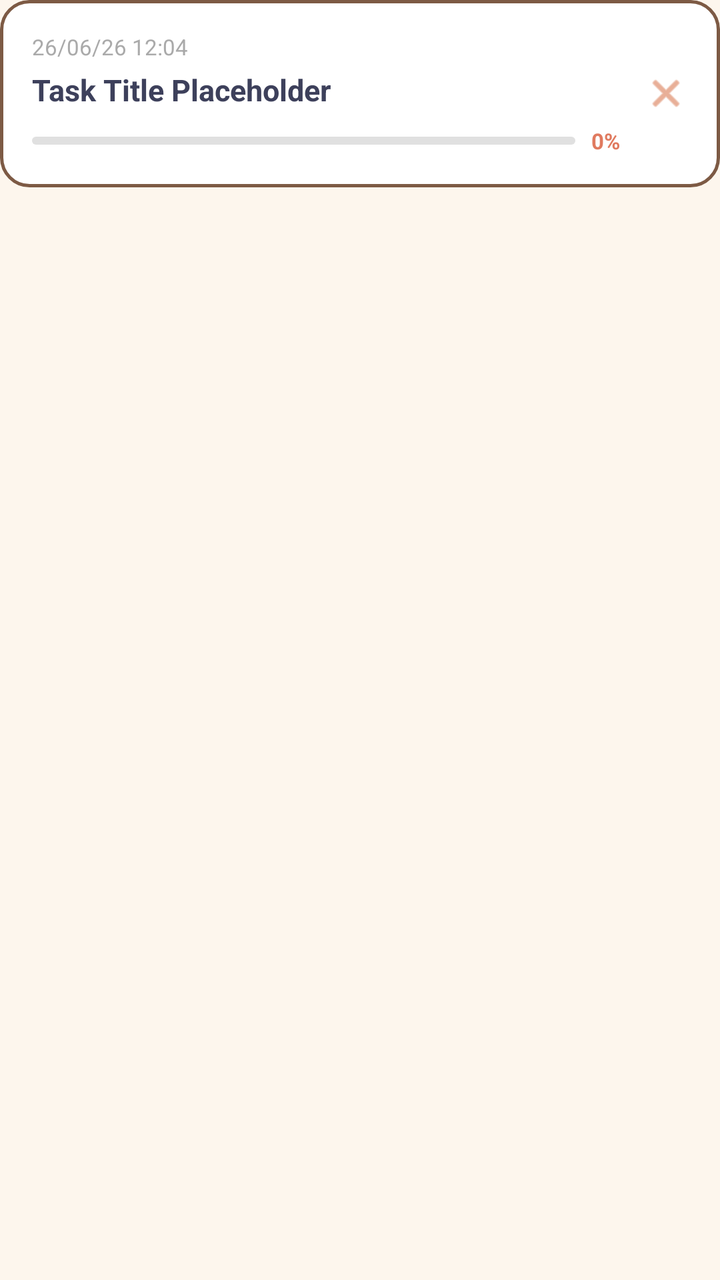
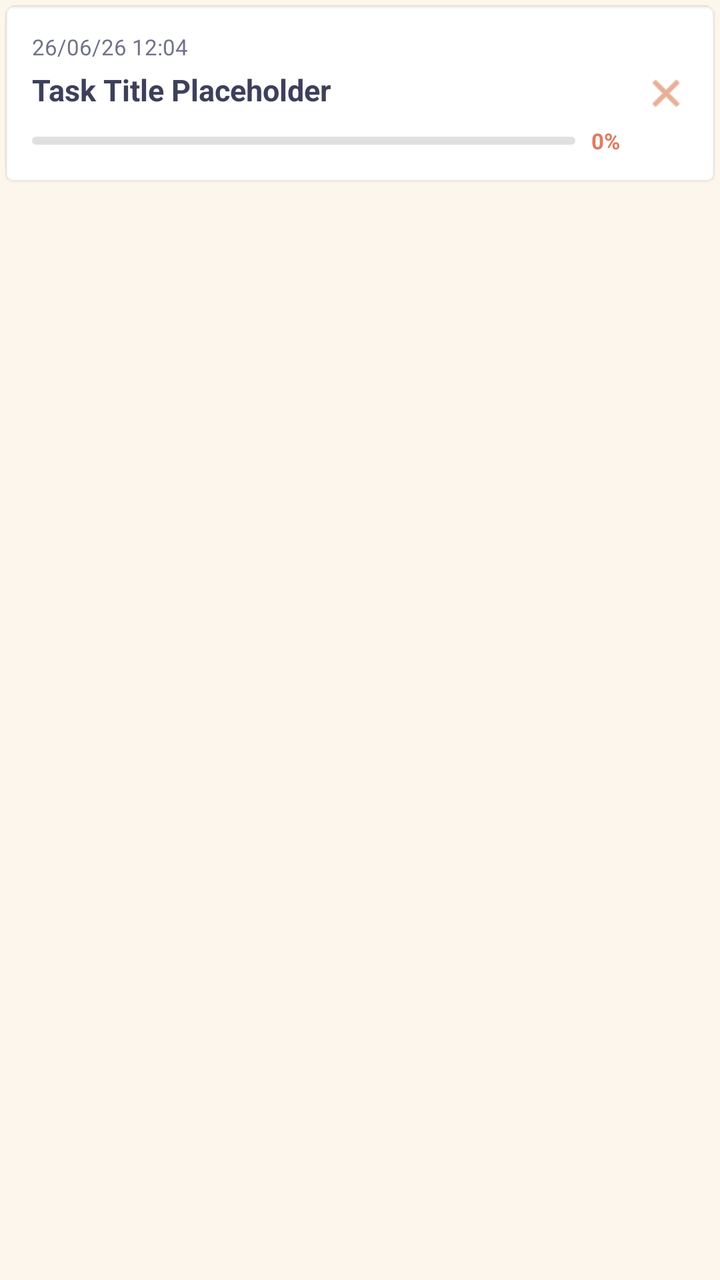

Screens rendered from an Android XML layout before and after an edit, with the pre-edit source and the edit as a unified diff.
<!-- AndroidManifest.xml: application theme Theme.ProjectStudyBuddy1 -->
<!-- res/layout/item_task_row.xml -->
<?xml version="1.0" encoding="utf-8"?>
<androidx.cardview.widget.CardView xmlns:android="http://schemas.android.com/apk/res/android"
    xmlns:app="http://schemas.android.com/apk/res-auto"
    android:layout_width="match_parent"
    android:layout_height="wrap_content"
    android:layout_marginVertical="6dp"
    android:layout_marginHorizontal="4dp"
    app:cardCornerRadius="14dp"
    app:cardElevation="0dp"
    app:cardBackgroundColor="@android:color/transparent">

    <LinearLayout
        android:layout_width="match_parent"
        android:layout_height="wrap_content"
        android:orientation="horizontal"
        android:gravity="center_vertical"
        android:background="@drawable/bg_journal_card_outline"
        android:padding="16dp">

        <LinearLayout
            android:layout_width="0dp"
            android:layout_weight="1"
            android:layout_height="wrap_content"
            android:orientation="vertical">

            <TextView
                android:id="@+id/tvTaskRowDate"
                android:layout_width="wrap_content"
                android:layout_height="wrap_content"
                android:text="26/06/26 12:04"
                android:textSize="11sp"
                android:textColor="@android:color/darker_gray"
                android:layout_marginBottom="4dp" />

            <TextView
                android:id="@+id/tvTaskRowTitle"
                android:layout_width="match_parent"
                android:layout_height="wrap_content"
                android:text="Task Title Placeholder"
                android:textStyle="bold"
                android:textSize="15sp"
                android:textColor="#3D405B" />

            <LinearLayout
                android:layout_width="match_parent"
                android:layout_height="wrap_content"
                android:orientation="horizontal"
                android:gravity="center_vertical"
                android:layout_marginTop="8dp">

                <ProgressBar
                    android:id="@+id/pbRowTaskMeter"
                    style="@android:style/Widget.ProgressBar.Horizontal"
                    android:layout_width="0dp"
                    android:layout_weight="1"
                    android:layout_height="4dp"
                    android:max="100"
                    android:progress="0"
                    android:progressDrawable="@android:drawable/progress_horizontal"
                    android:progressTint="@color/accent_orange"
                    android:progressBackgroundTint="#E0E0E0"/>

                <TextView
                    android:id="@+id/tvRowTaskPercentage"
                    android:layout_width="wrap_content"
                    android:layout_height="wrap_content"
                    android:text="0%"
                    android:textSize="11sp"
                    android:textStyle="bold"
                    android:textColor="@color/accent_orange"
                    android:layout_marginStart="8dp"/>
            </LinearLayout>
        </LinearLayout>

        <ImageView
            android:id="@+id/ivTaskRowDelete"
            android:layout_width="22dp"
            android:layout_height="22dp"
            android:src="@android:drawable/ic_menu_close_clear_cancel"
            android:contentDescription="Remove checklist record entry"
            app:tint="#D97A53"
            android:layout_marginStart="12dp"
            android:clickable="true"
            android:focusable="true" />
    </LinearLayout>
</androidx.cardview.widget.CardView>
<!-- resources referenced by this layout -->
<resources>
  <color name="accent_orange">#E07A5F</color>
  <!-- drawable bg_journal_card_outline (drawable) -->
  <?xml version="1.0" encoding="utf-8"?>
  <shape xmlns:android="http://schemas.android.com/apk/res/android"
      android:shape="rectangle">
      <solid android:color="@android:color/white" />
  
      <corners android:radius="14dp" />
  
      <stroke
          android:width="1.5dp"
          android:color="#7D5A44" />
  </shape>
  <style name="Theme.ProjectStudyBuddy1" parent="Theme.Material3.DayNight.NoActionBar">
          <item name="colorPrimary">@color/accent_brown</item>
          <item name="colorPrimaryDark">@color/accent_brown</item>
          <item name="colorAccent">@color/accent_orange</item>
  
          <item name="android:windowBackground">@color/bg_cream</item>
          <item name="android:colorBackground">@color/bg_cream</item>
  
          <item name="android:statusBarColor">@color/bg_cream</item>
          <item name="android:windowLightStatusBar">true</item>
  
          <item name="colorSurface">@color/card_white</item>
          <item name="colorOnSurface">@color/text_dark</item>
      </style>
  <color name="accent_brown">#7D5A44</color>
  <color name="bg_cream">#FDF6ED</color>
  <color name="card_white">#FFFFFF</color>
  <color name="text_dark">#3D405B</color>
</resources>

<!-- the commit's change to res/layout/item_task_row.xml (unified diff, before → after) -->
@@ -1,6 +1,7 @@
 <?xml version="1.0" encoding="utf-8"?>
 <androidx.cardview.widget.CardView xmlns:android="http://schemas.android.com/apk/res/android"
     xmlns:app="http://schemas.android.com/apk/res-auto"
+    xmlns:tools="http://schemas.android.com/tools"
     android:layout_width="match_parent"
     android:layout_height="wrap_content"
     android:layout_marginVertical="6dp"
@@ -14,8 +15,9 @@
         android:layout_height="wrap_content"
         android:orientation="horizontal"
         android:gravity="center_vertical"
-        android:background="@drawable/bg_journal_card_outline"
-        android:padding="16dp">
+        android:background="@android:drawable/editbox_background"
+        android:padding="16dp"
+        tools:ignore="UnusedAttribute">
 
         <LinearLayout
             android:layout_width="0dp"
@@ -29,8 +31,9 @@
                 android:layout_height="wrap_content"
                 android:text="26/06/26 12:04"
                 android:textSize="11sp"
-                android:textColor="@android:color/darker_gray"
-                android:layout_marginBottom="4dp" />
+                android:textColor="@color/text_hint_darker"
+                android:layout_marginBottom="4dp"
+                tools:ignore="HardcodedText" />
 
             <TextView
                 android:id="@+id/tvTaskRowTitle"
@@ -39,7 +42,8 @@
                 android:text="Task Title Placeholder"
                 android:textStyle="bold"
                 android:textSize="15sp"
-                android:textColor="#3D405B" />
+                android:textColor="#3D405B"
+                tools:ignore="HardcodedText" />
 
             <LinearLayout
                 android:layout_width="match_parent"
@@ -58,7 +62,8 @@
                     android:progress="0"
                     android:progressDrawable="@android:drawable/progress_horizontal"
                     android:progressTint="@color/accent_orange"
-                    android:progressBackgroundTint="#E0E0E0"/>
+                    android:progressBackgroundTint="#E0E0E0"
+                    tools:ignore="UnusedAttribute" />
 
                 <TextView
                     android:id="@+id/tvRowTaskPercentage"
@@ -68,7 +73,8 @@
                     android:textSize="11sp"
                     android:textStyle="bold"
                     android:textColor="@color/accent_orange"
-                    android:layout_marginStart="8dp"/>
+                    android:layout_marginStart="8dp"
+                    tools:ignore="HardcodedText" />
             </LinearLayout>
         </LinearLayout>
 
@@ -77,10 +83,11 @@
             android:layout_width="22dp"
             android:layout_height="22dp"
             android:src="@android:drawable/ic_menu_close_clear_cancel"
-            android:contentDescription="Remove checklist record entry"
+            android:contentDescription="Delete"
             app:tint="#D97A53"
             android:layout_marginStart="12dp"
             android:clickable="true"
-            android:focusable="true" />
+            android:focusable="true"
+            tools:ignore="HardcodedText" />
     </LinearLayout>
 </androidx.cardview.widget.CardView>
<!-- resource entries referenced after the edit -->
@@ -1,18 +1,7 @@
 <!-- resources referenced by this layout -->
 <resources>
   <color name="accent_orange">#E07A5F</color>
-  <!-- drawable bg_journal_card_outline (drawable) -->
-  <?xml version="1.0" encoding="utf-8"?>
-  <shape xmlns:android="http://schemas.android.com/apk/res/android"
-      android:shape="rectangle">
-      <solid android:color="@android:color/white" />
-  
-      <corners android:radius="14dp" />
-  
-      <stroke
-          android:width="1.5dp"
-          android:color="#7D5A44" />
-  </shape>
+  <color name="text_hint_darker">#70738A</color>
   <style name="Theme.ProjectStudyBuddy1" parent="Theme.Material3.DayNight.NoActionBar">
           <item name="colorPrimary">@color/accent_brown</item>
           <item name="colorPrimaryDark">@color/accent_brown</item>
